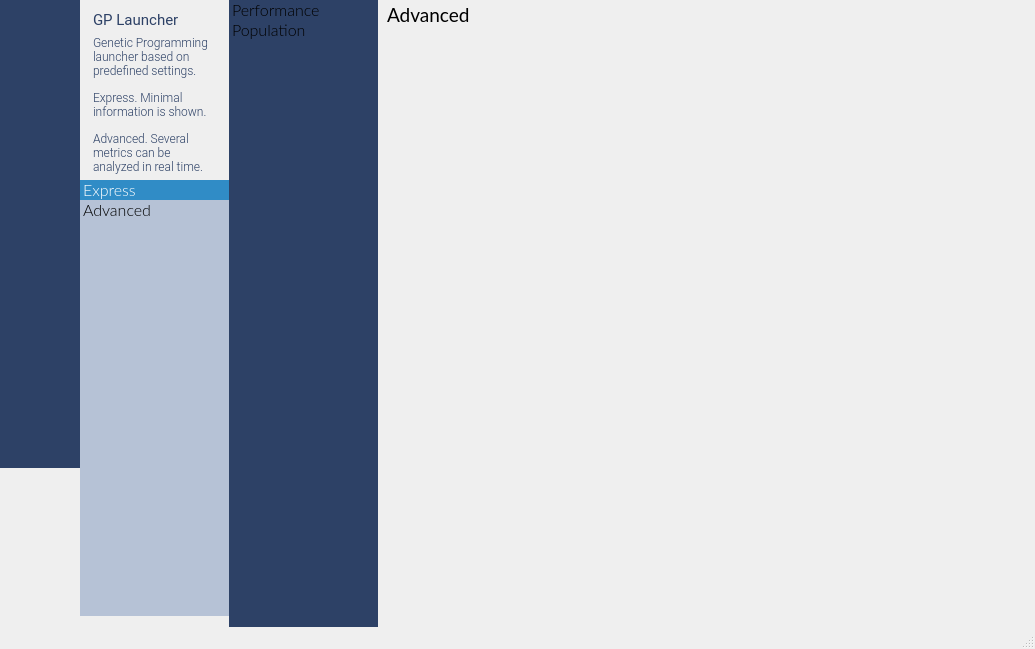
Old version of the form source/mainwidget.ui in the repository emigdioz/LeafGP.
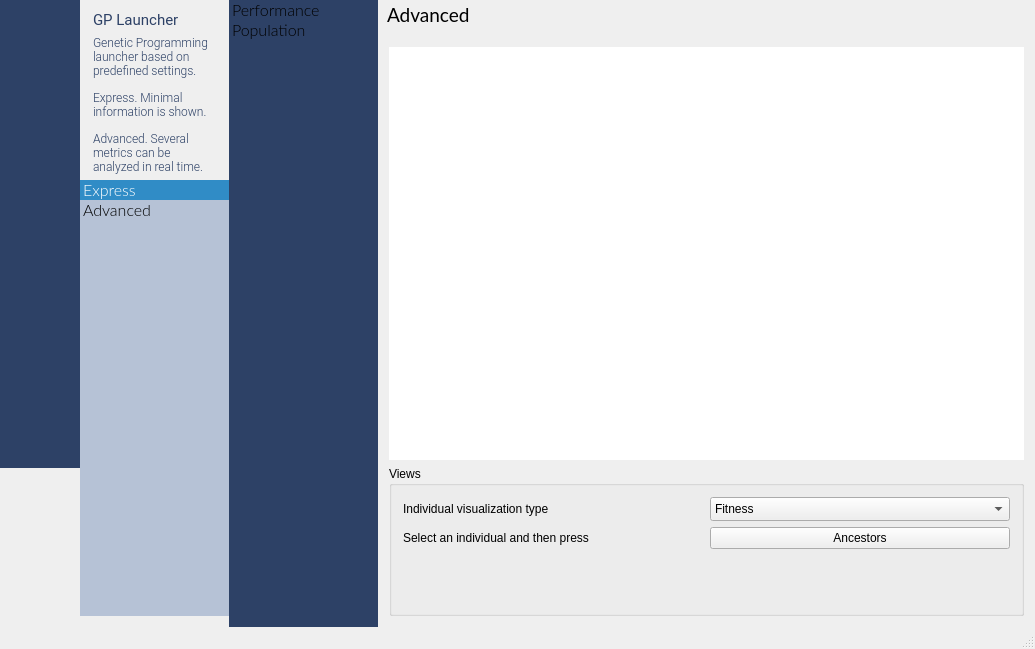
New version of the form. The open tabs and pages were chosen to show the change. Icons and pictures are not drawn. Custom widgets are drawn as their Qt base class.

```diff
--- a/source/mainwidget.ui
+++ b/source/mainwidget.ui
@@ -4789,7 +4789,117 @@
                      </item>
                     </layout>
                    </widget>
-                   <widget class="QWidget" name="pagePopulation_2"/>
+                   <widget class="QWidget" name="pagePopulation_2">
+                    <layout class="QGridLayout" name="gridLayout_83">
+                     <item row="0" column="0">
+                      <layout class="QVBoxLayout" name="verticalLayout_30">
+                       <item>
+                        <widget class="QScrollArea" name="scrollArea_2">
+                         <property name="styleSheet">
+                          <string notr="true">QWidget#scrollAreaWidgetContents_2 {
+	background: rgb(255, 255, 255);
+}</string>
+                         </property>
+                         <property name="frameShape">
+                          <enum>QFrame::NoFrame</enum>
+                         </property>
+                         <property name="widgetResizable">
+                          <bool>true</bool>
+                         </property>
+                         <widget class="QWidget" name="scrollAreaWidgetContents_2">
+                          <property name="geometry">
+                           <rect>
+                            <x>0</x>
+                            <y>0</y>
+                            <width>637</width>
+                            <height>397</height>
+                           </rect>
+                          </property>
+                          <layout class="QGridLayout" name="gridLayout_84">
+                           <item row="0" column="0">
+                            <widget class="populationMapWidget" name="populationMap" native="true"/>
+                           </item>
+                          </layout>
+                         </widget>
+                        </widget>
+                       </item>
+                       <item>
+                        <widget class="QGroupBox" name="groupBox_12">
+                         <property name="maximumSize">
+                          <size>
+                           <width>16777215</width>
+                           <height>150</height>
+                          </size>
+                         </property>
+                         <property name="title">
+                          <string>Views</string>
+                         </property>
+                         <layout class="QGridLayout" name="gridLayout_86">
+                          <item row="0" column="0">
+                           <layout class="QGridLayout" name="gridLayout_85">
+                            <item row="1" column="0">
+                             <widget class="QLabel" name="label_109">
+                              <property name="text">
+                               <string>Select an individual and then press</string>
+                              </property>
+                             </widget>
+                            </item>
+                            <item row="0" column="0">
+                             <widget class="QLabel" name="label_108">
+                              <property name="text">
+                               <string>Individual visualization type</string>
+                              </property>
+                             </widget>
+                            </item>
+                            <item row="0" column="1">
+                             <widget class="QComboBox" name="comboBox_7">
+                              <property name="minimumSize">
+                               <size>
+                                <width>0</width>
+                                <height>24</height>
+                               </size>
+                              </property>
+                              <item>
+                               <property name="text">
+                                <string>Fitness</string>
+                               </property>
+                              </item>
+                              <item>
+                               <property name="text">
+                                <string>Operator</string>
+                               </property>
+                              </item>
+                             </widget>
+                            </item>
+                            <item row="1" column="1">
+                             <widget class="QPushButton" name="pushButton_7">
+                              <property name="text">
+                               <string>Ancestors</string>
+                              </property>
+                             </widget>
+                            </item>
+                            <item row="2" column="0">
+                             <spacer name="verticalSpacer_11">
+                              <property name="orientation">
+                               <enum>Qt::Vertical</enum>
+                              </property>
+                              <property name="sizeHint" stdset="0">
+                               <size>
+                                <width>20</width>
+                                <height>40</height>
+                               </size>
+                              </property>
+                             </spacer>
+                            </item>
+                           </layout>
+                          </item>
+                         </layout>
+                        </widget>
+                       </item>
+                      </layout>
+                     </item>
+                    </layout>
+                   </widget>
                   </widget>
                  </item>
                 </layout>
@@ -5175,6 +5285,12 @@
    <header>drawtreewidget.h</header>
    <container>1</container>
   </customwidget>
+  <customwidget>
+   <class>populationMapWidget</class>
+   <extends>QWidget</extends>
+   <header>populationmapwidget.h</header>
+   <container>1</container>
+  </customwidget>
  </customwidgets>
  <resources>
   <include location="../media.qrc"/>
```
Left out of the diff: 13 changed lines with no effect on the pictures.
